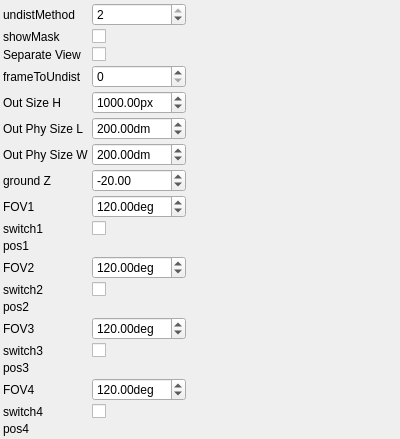
Above: applications/merger/ui/mergerControlWidget.ui from NickPenkrat/corecvs before the change. Below: the same form after it.
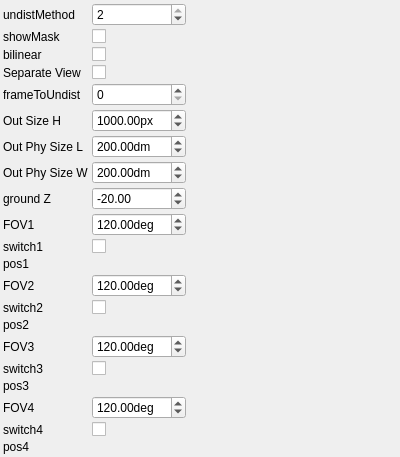
That is the form after the change. Custom widgets are drawn as their Qt base class.

Commit message: Minor fixes and bilinear support

Patch:
```diff
--- a/applications/merger/ui/mergerControlWidget.ui
+++ b/applications/merger/ui/mergerControlWidget.ui
@@ -72,12 +72,12 @@
     <item row="2" column="0">
      <widget class="QLabel" name="label_2">
        <property name="text">
-         <string>Separate View</string>
+         <string>bilinear</string>
        </property>
      </widget>
     </item>
     <item row="2" column="1">
-     <widget class="QCheckBox" name="separateViewCheckBox">
+     <widget class="QCheckBox" name="bilinearCheckBox">
        <property name="toolTip">
          <string>Separate View</string>
        </property>
@@ -89,43 +89,60 @@
     <item row="3" column="0">
      <widget class="QLabel" name="label_3">
        <property name="text">
-         <string>frameToUndist</string>
+         <string>Separate View</string>
        </property>
      </widget>
     </item>
     <item row="3" column="1">
-     <widget class="QSpinBox" name="frameToUndistSpinBox">
+     <widget class="QCheckBox" name="separateViewCheckBox">
        <property name="toolTip">
          <string>frameToUndist</string>
        </property>
-       <property name="minimum">
-        <number>0</number>
-       </property>
-       <property name="maximum">
-        <number>3</number>
-       </property>
-       <property name="singleStep">
-        <number>1</number>
-       </property>
-       <property name="value">
-        <number>0</number>
-       </property>
-       <property name="prefix">
-        <string></string>
-       </property>
-       <property name="suffix">
-        <string></string>
+       <property name="checked">
+           <bool>0</bool>
        </property>
      </widget>
     </item>
     <item row="4" column="0">
      <widget class="QLabel" name="label_4">
        <property name="text">
-         <string>Out Size H</string>
+         <string>frameToUndist</string>
        </property>
      </widget>
     </item>
     <item row="4" column="1">
+     <widget class="QSpinBox" name="frameToUndistSpinBox">
+       <property name="toolTip">
+         <string>frameToUndist</string>
+       </property>
+       <property name="minimum">
+        <number>0</number>
+       </property>
+       <property name="maximum">
+        <number>3</number>
+       </property>
+       <property name="singleStep">
+        <number>1</number>
+       </property>
+       <property name="value">
+        <number>0</number>
+       </property>
+       <property name="prefix">
+        <string></string>
+       </property>
+       <property name="suffix">
+        <string></string>
+       </property>
+     </widget>
+    </item>
+    <item row="5" column="0">
+     <widget class="QLabel" name="label_5">
+       <property name="text">
+         <string>Out Size H</string>
+       </property>
+     </widget>
+    </item>
+    <item row="5" column="1">
      <widget class="QDoubleSpinBox" name="outSizeHSpinBox">
        <property name="toolTip">
          <string>Out Size H</string>
@@ -150,47 +167,15 @@
        </property>
      </widget>
     </item>
-    <item row="5" column="0">
-     <widget class="QLabel" name="label_5">
-       <property name="text">
-         <string>Out Phy Size L</string>
-       </property>
-     </widget>
-    </item>
-    <item row="5" column="1">
-     <widget class="QDoubleSpinBox" name="outPhySizeLSpinBox">
-       <property name="toolTip">
-         <string>Out Phy Size L</string>
-       </property>
-       <property name="minimum">
-        <double>1</double>
-       </property>
-       <property name="maximum">
-        <double>99999</double>
-       </property>
-       <property name="singleStep">
-        <double>1</double>
-       </property>
-       <property name="value">
-        <double>200</double>
-       </property>
-       <property name="prefix">
-        <string></string>
-       </property>
-       <property name="suffix">
-        <string>dm</string>
-       </property>
-     </widget>
-    </item>
     <item row="6" column="0">
      <widget class="QLabel" name="label_6">
        <property name="text">
-         <string>Out Phy Size W</string>
+         <string>Out Phy Size L</string>
        </property>
      </widget>
     </item>
     <item row="6" column="1">
-     <widget class="QDoubleSpinBox" name="outPhySizeWSpinBox">
+     <widget class="QDoubleSpinBox" name="outPhySizeLSpinBox">
        <property name="toolTip">
          <string>Out Phy Size W</string>
        </property>
@@ -217,17 +202,17 @@
     <item row="7" column="0">
      <widget class="QLabel" name="label_7">
        <property name="text">
-         <string>ground Z</string>
+         <string>Out Phy Size W</string>
        </property>
      </widget>
     </item>
     <item row="7" column="1">
-     <widget class="QDoubleSpinBox" name="groundZSpinBox">
+     <widget class="QDoubleSpinBox" name="outPhySizeWSpinBox">
        <property name="toolTip">
          <string>ground Z</string>
        </property>
        <property name="minimum">
-        <double>-99999</double>
+        <double>1</double>
        </property>
        <property name="maximum">
         <double>99999</double>
@@ -236,269 +221,301 @@
         <double>1</double>
        </property>
        <property name="value">
-        <double>-20</double>
+        <double>200</double>
        </property>
        <property name="prefix">
         <string></string>
        </property>
        <property name="suffix">
-        <string></string>
+        <string>dm</string>
        </property>
      </widget>
     </item>
     <item row="8" column="0">
      <widget class="QLabel" name="label_8">
        <property name="text">
-         <string>FOV1</string>
+         <string>ground Z</string>
        </property>
      </widget>
     </item>
     <item row="8" column="1">
-     <widget class="QDoubleSpinBox" name="fOV1SpinBox">
+     <widget class="QDoubleSpinBox" name="groundZSpinBox">
        <property name="toolTip">
          <string>FOV1</string>
        </property>
        <property name="minimum">
-        <double>1</double>
+        <double>-99999</double>
        </property>
        <property name="maximum">
-        <double>360</double>
+        <double>99999</double>
        </property>
        <property name="singleStep">
         <double>1</double>
        </property>
        <property name="value">
-        <double>120</double>
+        <double>-20</double>
        </property>
        <property name="prefix">
         <string></string>
        </property>
        <property name="suffix">
-        <string>deg</string>
+        <string></string>
        </property>
      </widget>
     </item>
     <item row="9" column="0">
      <widget class="QLabel" name="label_9">
        <property name="text">
-         <string>switch1</string>
+         <string>FOV1</string>
        </property>
      </widget>
     </item>
     <item row="9" column="1">
-     <widget class="QCheckBox" name="switch1CheckBox">
+     <widget class="QDoubleSpinBox" name="fOV1SpinBox">
        <property name="toolTip">
          <string>switch1</string>
        </property>
-       <property name="checked">
-           <bool>1</bool>
+       <property name="minimum">
+        <double>1</double>
+       </property>
+       <property name="maximum">
+        <double>360</double>
+       </property>
+       <property name="singleStep">
+        <double>1</double>
+       </property>
+       <property name="value">
+        <double>120</double>
+       </property>
+       <property name="prefix">
+        <string></string>
+       </property>
+       <property name="suffix">
+        <string>deg</string>
        </property>
      </widget>
     </item>
     <item row="10" column="0">
      <widget class="QLabel" name="label_10">
        <property name="text">
-         <string>pos1</string>
+         <string>switch1</string>
        </property>
      </widget>
     </item>
     <item row="10" column="1">
-     <widget class="EuclidianMoveParametersControlWidget" name="pos1ControlWidget">
+     <widget class="QCheckBox" name="switch1CheckBox">
        <property name="toolTip">
-         <string>pos1</string>
+         <string>switch1</string>
+       </property>
+       <property name="checked">
+           <bool>1</bool>
        </property>
      </widget>
     </item>
     <item row="11" column="0">
      <widget class="QLabel" name="label_11">
        <property name="text">
-         <string>FOV2</string>
+         <string>pos1</string>
        </property>
      </widget>
     </item>
     <item row="11" column="1">
-     <widget class="QDoubleSpinBox" name="fOV2SpinBox">
+     <widget class="EuclidianMoveParametersControlWidget" name="pos1ControlWidget">
        <property name="toolTip">
-         <string>FOV2</string>
-       </property>
-       <property name="minimum">
-        <double>1</double>
-       </property>
-       <property name="maximum">
-        <double>360</double>
-       </property>
-       <property name="singleStep">
-        <double>1</double>
-       </property>
-       <property name="value">
-        <double>120</double>
-       </property>
-       <property name="prefix">
-        <string></string>
-       </property>
-       <property name="suffix">
-        <string>deg</string>
+         <string>pos1</string>
        </property>
      </widget>
     </item>
     <item row="12" column="0">
      <widget class="QLabel" name="label_12">
        <property name="text">
-         <string>switch2</string>
+         <string>FOV2</string>
        </property>
      </widget>
     </item>
     <item row="12" column="1">
-     <widget class="QCheckBox" name="switch2CheckBox">
+     <widget class="QDoubleSpinBox" name="fOV2SpinBox">
        <property name="toolTip">
          <string>switch2</string>
        </property>
-       <property name="checked">
-           <bool>1</bool>
+       <property name="minimum">
+        <double>1</double>
+       </property>
+       <property name="maximum">
+        <double>360</double>
+       </property>
+       <property name="singleStep">
+        <double>1</double>
+       </property>
+       <property name="value">
+        <double>120</double>
+       </property>
+       <property name="prefix">
+        <string></string>
+       </property>
+       <property name="suffix">
+        <string>deg</string>
        </property>
      </widget>
     </item>
     <item row="13" column="0">
      <widget class="QLabel" name="label_13">
        <property name="text">
-         <string>pos2</string>
+         <string>switch2</string>
        </property>
      </widget>
     </item>
     <item row="13" column="1">
-     <widget class="EuclidianMoveParametersControlWidget" name="pos2ControlWidget">
+     <widget class="QCheckBox" name="switch2CheckBox">
        <property name="toolTip">
-         <string>pos2</string>
+         <string>switch2</string>
+       </property>
+       <property name="checked">
+           <bool>1</bool>
        </property>
      </widget>
     </item>
     <item row="14" column="0">
      <widget class="QLabel" name="label_14">
        <property name="text">
-         <string>FOV3</string>
+         <string>pos2</string>
        </property>
      </widget>
     </item>
     <item row="14" column="1">
-     <widget class="QDoubleSpinBox" name="fOV3SpinBox">
+     <widget class="EuclidianMoveParametersControlWidget" name="pos2ControlWidget">
        <property name="toolTip">
-         <string>FOV3</string>
-       </property>
-       <property name="minimum">
-        <double>1</double>
-       </property>
-       <property name="maximum">
-        <double>360</double>
-       </property>
-       <property name="singleStep">
-        <double>1</double>
-       </property>
-       <property name="value">
-        <double>120</double>
-       </property>
-       <property name="prefix">
-        <string></string>
-       </property>
-       <property name="suffix">
-        <string>deg</string>
+         <string>pos2</string>
        </property>
      </widget>
     </item>
     <item row="15" column="0">
      <widget class="QLabel" name="label_15">
        <property name="text">
-         <string>switch3</string>
+         <string>FOV3</string>
        </property>
      </widget>
     </item>
     <item row="15" column="1">
-     <widget class="QCheckBox" name="switch3CheckBox">
+     <widget class="QDoubleSpinBox" name="fOV3SpinBox">
        <property name="toolTip">
          <string>switch3</string>
        </property>
-       <property name="checked">
-           <bool>1</bool>
+       <property name="minimum">
+        <double>1</double>
+       </property>
+       <property name="maximum">
+        <double>360</double>
+       </property>
+       <property name="singleStep">
+        <double>1</double>
+       </property>
+       <property name="value">
+        <double>120</double>
+       </property>
+       <property name="prefix">
+        <string></string>
+       </property>
+       <property name="suffix">
+        <string>deg</string>
        </property>
      </widget>
     </item>
     <item row="16" column="0">
      <widget class="QLabel" name="label_16">
        <property name="text">
-         <string>pos3</string>
+         <string>switch3</string>
        </property>
      </widget>
     </item>
     <item row="16" column="1">
-     <widget class="EuclidianMoveParametersControlWidget" name="pos3ControlWidget">
+     <widget class="QCheckBox" name="switch3CheckBox">
        <property name="toolTip">
-         <string>pos3</string>
+         <string>switch3</string>
+       </property>
+       <property name="checked">
+           <bool>1</bool>
        </property>
      </widget>
     </item>
     <item row="17" column="0">
      <widget class="QLabel" name="label_17">
        <property name="text">
-         <string>FOV4</string>
+         <string>pos3</string>
        </property>
      </widget>
     </item>
     <item row="17" column="1">
-     <widget class="QDoubleSpinBox" name="fOV4SpinBox">
+     <widget class="EuclidianMoveParametersControlWidget" name="pos3ControlWidget">
        <property name="toolTip">
-         <string>FOV4</string>
-       </property>
-       <property name="minimum">
-        <double>1</double>
-       </property>
-       <property name="maximum">
-        <double>360</double>
-       </property>
-       <property name="singleStep">
-        <double>1</double>
-       </property>
-       <property name="value">
-        <double>120</double>
-       </property>
-       <property name="prefix">
-        <string></string>
-       </property>
-       <property name="suffix">
-        <string>deg</string>
+         <string>pos3</string>
        </property>
      </widget>
     </item>
     <item row="18" column="0">
      <widget class="QLabel" name="label_18">
        <property name="text">
-         <string>switch4</string>
+         <string>FOV4</string>
        </property>
      </widget>
     </item>
     <item row="18" column="1">
-     <widget class="QCheckBox" name="switch4CheckBox">
+     <widget class="QDoubleSpinBox" name="fOV4SpinBox">
        <property name="toolTip">
          <string>switch4</string>
        </property>
-       <property name="checked">
-           <bool>1</bool>
+       <property name="minimum">
+        <double>1</double>
+       </property>
+       <property name="maximum">
+        <double>360</double>
+       </property>
+       <property name="singleStep">
+        <double>1</double>
+       </property>
+       <property name="value">
+        <double>120</double>
+       </property>
+       <property name="prefix">
+        <string></string>
+       </property>
+       <property name="suffix">
+        <string>deg</string>
        </property>
      </widget>
     </item>
     <item row="19" column="0">
      <widget class="QLabel" name="label_19">
        <property name="text">
-         <string>pos4</string>
+         <string>switch4</string>
        </property>
      </widget>
     </item>
     <item row="19" column="1">
+     <widget class="QCheckBox" name="switch4CheckBox">
+       <property name="toolTip">
+         <string>switch4</string>
+       </property>
+       <property name="checked">
+           <bool>1</bool>
+       </property>
+     </widget>
+    </item>
+    <item row="20" column="0">
+     <widget class="QLabel" name="label_20">
+       <property name="text">
+         <string>pos4</string>
+       </property>
+     </widget>
+    </item>
+    <item row="20" column="1">
      <widget class="EuclidianMoveParametersControlWidget" name="pos4ControlWidget">
        <property name="toolTip">
          <string>pos4</string>
        </property>
      </widget>
     </item>
-   <item row="20" column="0">
+   <item row="21" column="0">
     <spacer name="verticalSpacer">
      <property name="orientation">
       <enum>Qt::Vertical</enum>
@@ -511,7 +528,7 @@
      </property>
     </spacer>
    </item>
-   <item row="20" column="2">
+   <item row="21" column="2">
     <spacer name="horizontalSpacer">
      <property name="orientation">
       <enum>Qt::Horizontal</enum>
```
Left out of the diff: 24 changed lines with no effect on the pictures. The commit also changes 7 other files.
